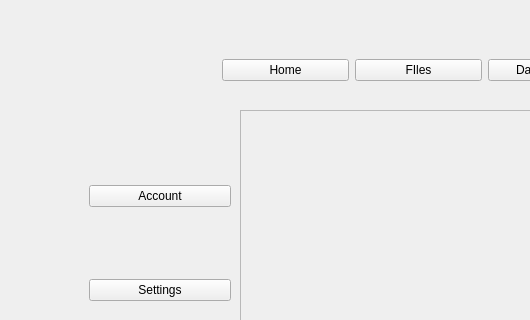
Old version of the form MainWindow.ui in the repository Dimitrios-Mourtzilas/Business-Strategy; both pictures show x 0 to 530 and y 0 to 320 of the 914 by 591 pixel window.
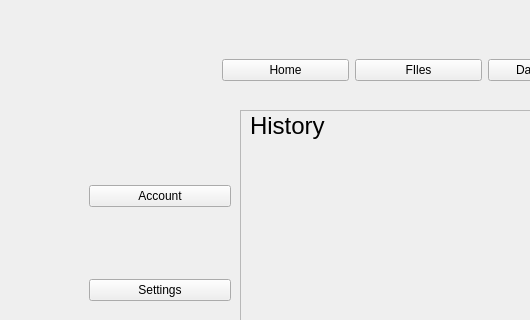
New version of the form. Icons and pictures are not drawn.

Patch:
```diff
--- a/MainWindow.ui
+++ b/MainWindow.ui
@@ -132,6 +132,24 @@
    <property name="frameShadow">
     <enum>QFrame::Raised</enum>
    </property>
+   <widget class="QLabel" name="label">
+    <property name="geometry">
+     <rect>
+      <x>10</x>
+      <y>0</y>
+      <width>81</width>
+      <height>31</height>
+     </rect>
+    </property>
+    <property name="font">
+     <font>
+      <pointsize>18</pointsize>
+     </font>
+    </property>
+    <property name="text">
+     <string>History</string>
+    </property>
+   </widget>
   </widget>
  </widget>
  <resources/>
```
